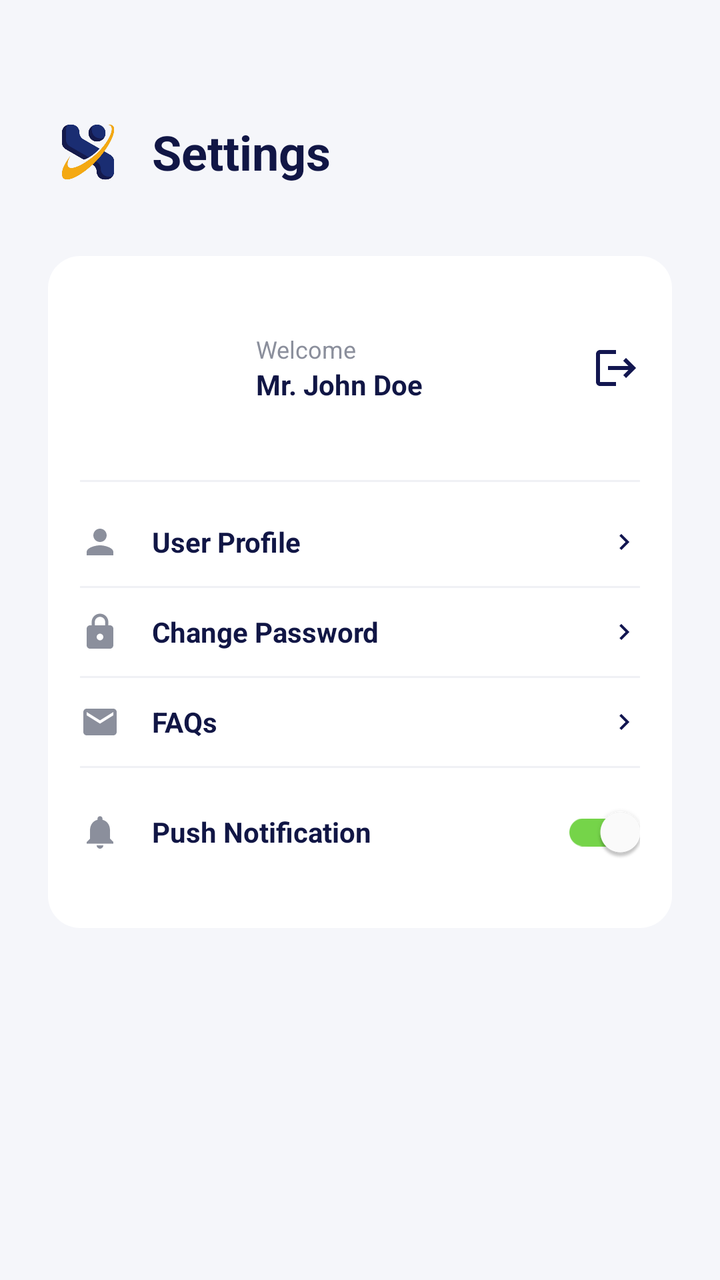
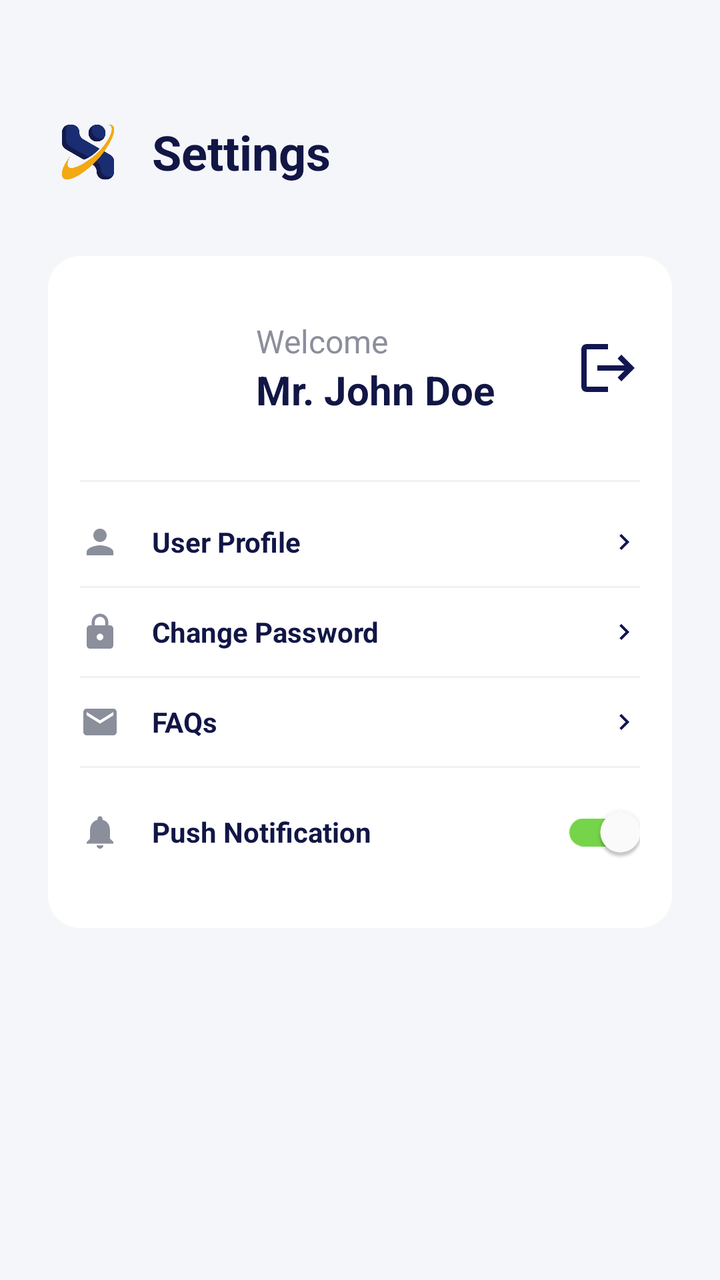

Two renders of the same Android screen: before a commit and after it. Below are the layout's source before the change and the commit's diff.
<!-- AndroidManifest.xml: activity theme Theme.MaterialComponents.Light.NoActionBar -->
<!-- res/layout/fragment_profile.xml -->
<?xml version="1.0" encoding="utf-8"?>
<androidx.core.widget.NestedScrollView xmlns:android="http://schemas.android.com/apk/res/android"
    xmlns:app="http://schemas.android.com/apk/res-auto"
    android:layout_width="match_parent"
    android:layout_height="match_parent"
    android:background="#F5F6FA"
    android:fillViewport="true">

    <LinearLayout
        android:layout_width="match_parent"
        android:layout_height="wrap_content"
        android:orientation="vertical"
        android:padding="24dp">

        
        <LinearLayout
            android:layout_width="match_parent"
            android:layout_height="wrap_content"
            android:orientation="horizontal"
            android:gravity="center_vertical"
            android:layout_marginTop="32dp"
            android:layout_marginBottom="32dp">

            <ImageView
                android:layout_width="40dp"
                android:layout_height="40dp"
                android:layout_marginEnd="12dp"
                android:src="@drawable/logo_face_recognition" />

            <TextView
                android:layout_width="wrap_content"
                android:layout_height="wrap_content"
                android:text="Settings"
                android:textColor="#111645"
                android:textSize="24sp"
                android:textStyle="bold" />
        </LinearLayout>

        <LinearLayout
            android:layout_width="match_parent"
            android:layout_height="wrap_content"
            android:orientation="vertical"
            android:background="@drawable/bg_rounded_white_card"
            android:elevation="0dp"
            android:paddingTop="8dp"
            android:paddingBottom="16dp">

            
            <RelativeLayout
                android:layout_width="match_parent"
                android:layout_height="wrap_content"
                android:paddingHorizontal="16dp"
                android:paddingVertical="12dp">

                <com.google.android.material.imageview.ShapeableImageView
                    android:id="@+id/ivAvatar"
                    android:layout_width="72dp"
                    android:layout_height="72dp"
                    android:layout_centerVertical="true"
                    android:scaleType="centerCrop"
                    android:src="@drawable/ic_avatar"
                    app:shapeAppearanceOverlay="@style/ShapeAppearanceOverlay.App.CornerSize50Percent" />

                <LinearLayout
                    android:layout_width="wrap_content"
                    android:layout_height="wrap_content"
                    android:layout_centerVertical="true"
                    android:layout_marginStart="16dp"
                    android:layout_toEndOf="@id/ivAvatar"
                    android:orientation="vertical">

                    <TextView
                        android:layout_width="wrap_content"
                        android:layout_height="wrap_content"
                        android:text="Welcome"
                        android:textColor="#8B8F9C"
                        android:textSize="12sp" />

                    <TextView
                        android:id="@+id/tvName"
                        android:layout_width="wrap_content"
                        android:layout_height="wrap_content"
                        android:text="Mr. John Doe"
                        android:textColor="#111645"
                        android:textSize="14sp"
                        android:textStyle="bold" />
                </LinearLayout>

                <ImageView
                    android:id="@+id/btnLogout"
                    android:layout_width="24dp"
                    android:layout_height="24dp"
                    android:layout_alignParentEnd="true"
                    android:layout_centerVertical="true"
                    android:src="@drawable/ic_exit"
                    app:tint="#121650"
                    android:background="?attr/selectableItemBackgroundBorderless"
                    android:clickable="true"
                    android:focusable="true"/>
            </RelativeLayout>

            <View android:layout_width="match_parent" android:layout_height="1dp" android:background="#F0F1F5" android:layout_marginHorizontal="16dp" android:layout_marginVertical="8dp" />

            
            <LinearLayout
                android:id="@+id/btnPersonalInfo"
                android:layout_width="match_parent"
                android:layout_height="wrap_content"
                android:orientation="horizontal"
                android:paddingHorizontal="16dp"
                android:paddingVertical="12dp"
                android:gravity="center_vertical"
                android:clickable="true"
                android:focusable="true"
                android:background="?attr/selectableItemBackground">

                <ImageView
                    android:layout_width="20dp"
                    android:layout_height="20dp"
                    android:src="@drawable/ic_nav_profile"
                    app:tint="#8B8F9C" />

                <TextView
                    android:layout_width="0dp"
                    android:layout_height="wrap_content"
                    android:layout_weight="1"
                    android:layout_marginStart="16dp"
                    android:text="User Profile"
                    android:textColor="#111645"
                    android:textSize="14sp"
                    android:textStyle="bold"/>

                <ImageView
                    android:layout_width="16dp"
                    android:layout_height="16dp"
                    android:src="@drawable/ic_chevron_right"
                    app:tint="#121650" />
            </LinearLayout>

            <View android:layout_width="match_parent" android:layout_height="1dp" android:background="#F0F1F5" android:layout_marginHorizontal="16dp" />

            
            <LinearLayout
                android:id="@+id/btnChangePassword"
                android:layout_width="match_parent"
                android:layout_height="wrap_content"
                android:orientation="horizontal"
                android:paddingHorizontal="16dp"
                android:paddingVertical="12dp"
                android:gravity="center_vertical"
                android:clickable="true"
                android:focusable="true"
                android:background="?attr/selectableItemBackground">

                <ImageView
                    android:layout_width="20dp"
                    android:layout_height="20dp"
                    android:src="@drawable/ic_lock_outline"
                    app:tint="#8B8F9C" />

                <TextView
                    android:layout_width="0dp"
                    android:layout_height="wrap_content"
                    android:layout_weight="1"
                    android:layout_marginStart="16dp"
                    android:text="Change Password"
                    android:textColor="#111645"
                    android:textSize="14sp"
                    android:textStyle="bold"/>

                <ImageView
                    android:layout_width="16dp"
                    android:layout_height="16dp"
                    android:src="@drawable/ic_chevron_right"
                    app:tint="#121650" />
            </LinearLayout>

            <View android:layout_width="match_parent" android:layout_height="1dp" android:background="#F0F1F5" android:layout_marginHorizontal="16dp" />

            
            <LinearLayout
                android:id="@+id/btnFaq"
                android:layout_width="match_parent"
                android:layout_height="wrap_content"
                android:orientation="horizontal"
                android:paddingHorizontal="16dp"
                android:paddingVertical="12dp"
                android:gravity="center_vertical"
                android:clickable="true"
                android:focusable="true"
                android:background="?attr/selectableItemBackground">

                <ImageView
                    android:layout_width="20dp"
                    android:layout_height="20dp"
                    android:src="@drawable/ic_email_outline"
                    app:tint="#8B8F9C" />

                <TextView
                    android:layout_width="0dp"
                    android:layout_height="wrap_content"
                    android:layout_weight="1"
                    android:layout_marginStart="16dp"
                    android:text="FAQs"
                    android:textColor="#111645"
                    android:textSize="14sp"
                    android:textStyle="bold"/>

                <ImageView
                    android:layout_width="16dp"
                    android:layout_height="16dp"
                    android:src="@drawable/ic_chevron_right"
                    app:tint="#121650" />
            </LinearLayout>

            <View android:layout_width="match_parent" android:layout_height="1dp" android:background="#F0F1F5" android:layout_marginHorizontal="16dp" />

            
            <LinearLayout
                android:layout_width="match_parent"
                android:layout_height="wrap_content"
                android:orientation="horizontal"
                android:paddingHorizontal="16dp"
                android:paddingVertical="8dp"
                android:gravity="center_vertical">

                <ImageView
                    android:layout_width="20dp"
                    android:layout_height="20dp"
                    android:src="@drawable/ic_notifications"
                    app:tint="#8B8F9C" />

                <TextView
                    android:layout_width="0dp"
                    android:layout_height="wrap_content"
                    android:layout_weight="1"
                    android:layout_marginStart="16dp"
                    android:text="Push Notification"
                    android:textColor="#111645"
                    android:textSize="14sp"
                    android:textStyle="bold"/>

                <com.google.android.material.switchmaterial.SwitchMaterial
                    android:layout_width="wrap_content"
                    android:layout_height="wrap_content"
                    android:checked="true"
                    app:trackTint="#75D449"
                    app:thumbTint="#FFFFFF"/>
            </LinearLayout>



        </LinearLayout>
        
        <View android:layout_width="match_parent" android:layout_height="16dp"/>

    </LinearLayout>
</androidx.core.widget.NestedScrollView>
<!-- resources referenced by this layout -->
<resources>
  <!-- drawable bg_rounded_white_card (drawable) -->
  <?xml version="1.0" encoding="utf-8"?>
  <shape xmlns:android="http://schemas.android.com/apk/res/android">
      <solid android:color="#FFFFFF" />
      <corners android:radius="16dp" />
  </shape>
  <!-- drawable ic_avatar (drawable) -->
  <vector xmlns:android="http://schemas.android.com/apk/res/android"
      android:width="24dp"
      android:height="24dp"
      android:viewportWidth="24"
      android:viewportHeight="24"
      android:tint="#FFFFFF">
      <path
          android:fillColor="@android:color/white"
          android:pathData="M12,2C6.48,2 2,6.48 2,12s4.48,10 10,10 10,-4.48 10,-10S17.52,2 12,2zM12,19.2c-2.5,0 -4.71,-1.28 -6,-3.22 0.03,-1.99 4,-3.08 6,-3.08 1.99,0 5.97,1.09 6,3.08 -1.29,1.94 -3.5,3.22 -6,3.22zM12,11c-1.66,0 -3,-1.34 -3,-3s1.34,-3 3,-3 3,1.34 3,3 -1.34,3 -3,3z"/>
  </vector>
  <!-- drawable ic_chevron_right (drawable) -->
  <vector xmlns:android="http://schemas.android.com/apk/res/android"
      android:width="24dp"
      android:height="24dp"
      android:viewportWidth="24.0"
      android:viewportHeight="24.0"
      android:tint="?attr/colorControlNormal">
      <path
          android:fillColor="@android:color/white"
          android:pathData="M10,6L8.59,7.41 13.17,12l-4.58,4.59L10,18l6,-6z"/>
  </vector>
  <!-- drawable ic_email_outline (drawable) -->
  <vector xmlns:android="http://schemas.android.com/apk/res/android"
      android:width="24dp"
      android:height="24dp"
      android:viewportWidth="24"
      android:viewportHeight="24"
      android:tint="#9CA3AF">
    <path android:fillColor="@android:color/white" android:pathData="M20,4H4c-1.1,0 -1.99,0.9 -1.99,2L2,18c0,1.1 0.9,2 2,2h16c1.1,0 2,-0.9 2,-2V6c0,-1.1 -0.9,-2 -2,-2zm0,4l-8,5 -8,-5V6l8,5 8,-5v2z"/>
  </vector>
  <!-- drawable ic_exit (drawable) -->
  <vector xmlns:android="http://schemas.android.com/apk/res/android"
      android:width="24dp"
      android:height="24dp"
      android:viewportWidth="24"
      android:viewportHeight="24"
      android:tint="#FFFFFF">
      <path
          android:fillColor="@android:color/white"
          android:pathData="M17,7l-1.41,1.41L18.17,11H8v2h10.17l-2.58,2.58L17,17l5,-5zM4,5h8V3H4c-1.1,0 -2,0.9 -2,2v14c0,1.1 0.9,2 2,2h8v-2H4V5z"/>
  </vector>
  <!-- drawable ic_lock_outline (drawable) -->
  <vector xmlns:android="http://schemas.android.com/apk/res/android"
      android:width="24dp"
      android:height="24dp"
      android:viewportWidth="24"
      android:viewportHeight="24"
      android:tint="#9CA3AF">
    <path android:fillColor="@android:color/white" android:pathData="M18,8h-1V6c0,-2.76 -2.24,-5 -5,-5S7,3.24 7,6v2H6c-1.1,0 -2,0.9 -2,2v10c0,1.1 0.9,2 2,2h12c1.1,0 2,-0.9 2,-2V10c0,-1.1 -0.9,-2 -2,-2zm-6,9c-1.1,0 -2,-0.9 -2,-2s0.9,-2 2,-2 2,0.9 2,2 -0.9,2 -2,2zm3.1,-9H8.9V6c0,-1.71 1.39,-3.1 3.1,-3.1 1.71,0 3.1,1.39 3.1,3.1v2z"/>
  </vector>
  <!-- drawable ic_nav_profile (drawable) -->
  <vector xmlns:android="http://schemas.android.com/apk/res/android"
      android:width="24dp"
      android:height="24dp"
      android:viewportWidth="24"
      android:viewportHeight="24">
    <path
        android:pathData="M12,12c2.21,0 4,-1.79 4,-4s-1.79,-4 -4,-4 -4,1.79 -4,4 1.79,4 4,4zm0,2c-2.67,0 -8,1.34 -8,4v2h16v-2c0,-2.66 -5.33,-4 -8,-4z"
        android:fillColor="@color/nav_inactive_gray"/>
  </vector>
  <!-- drawable ic_notifications (drawable) -->
  <vector xmlns:android="http://schemas.android.com/apk/res/android"
      android:width="24dp"
      android:height="24dp"
      android:viewportWidth="24"
      android:viewportHeight="24">
    <path
        android:fillColor="#000000"
        android:pathData="M12,22c1.1,0 2,-0.9 2,-2h-4c0,1.1 0.9,2 2,2zM18,16v-5c0,-3.07 -1.63,-5.64 -4.5,-6.32V4c0,-0.83 -0.67,-1.5 -1.5,-1.5s-1.5,0.67 -1.5,1.5v0.68C7.64,5.36 6,7.92 6,11v5l-2,2v1h16v-1l-2,-2z"/>
  </vector>
  <!-- drawable logo_face_recognition: png bitmap (drawable, 96573 bytes) -->
  <style name="ShapeAppearanceOverlay.App.CornerSize50Percent" parent="">
          <item name="cornerSize">50%</item>
      </style>
  <color name="nav_inactive_gray">#9CA3AF</color>
</resources>

<!-- the commit's change to res/layout/fragment_profile.xml (unified diff, before → after) -->
@@ -74,7 +74,7 @@
                         android:layout_height="wrap_content"
                         android:text="Welcome"
                         android:textColor="#8B8F9C"
-                        android:textSize="12sp" />
+                        android:textSize="16sp" />
 
                     <TextView
                         android:id="@+id/tvName"
@@ -82,14 +82,14 @@
                         android:layout_height="wrap_content"
                         android:text="Mr. John Doe"
                         android:textColor="#111645"
-                        android:textSize="14sp"
+                        android:textSize="20sp"
                         android:textStyle="bold" />
                 </LinearLayout>
 
                 <ImageView
                     android:id="@+id/btnLogout"
-                    android:layout_width="24dp"
-                    android:layout_height="24dp"
+                    android:layout_width="32dp"
+                    android:layout_height="32dp"
                     android:layout_alignParentEnd="true"
                     android:layout_centerVertical="true"
                     android:src="@drawable/ic_exit"
